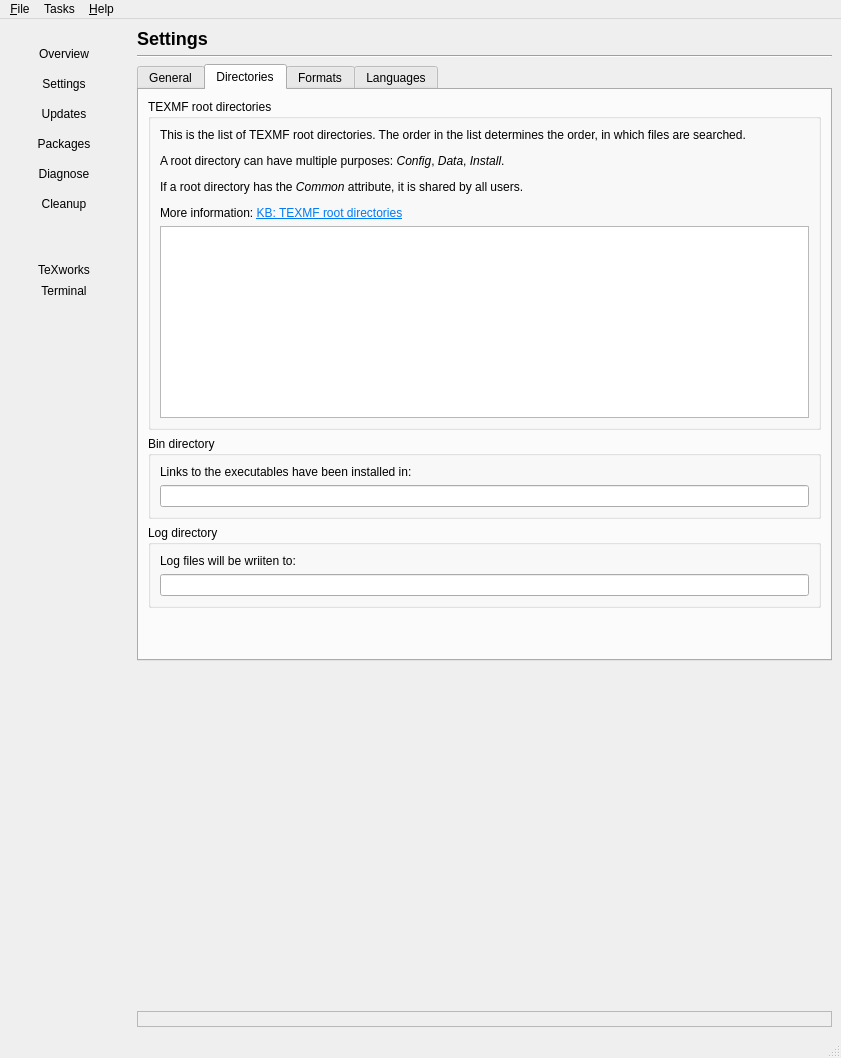
Old version of the form Programs/MiKTeX/Console/Qt/mainwindow.ui in the repository MiKTeX/miktex.
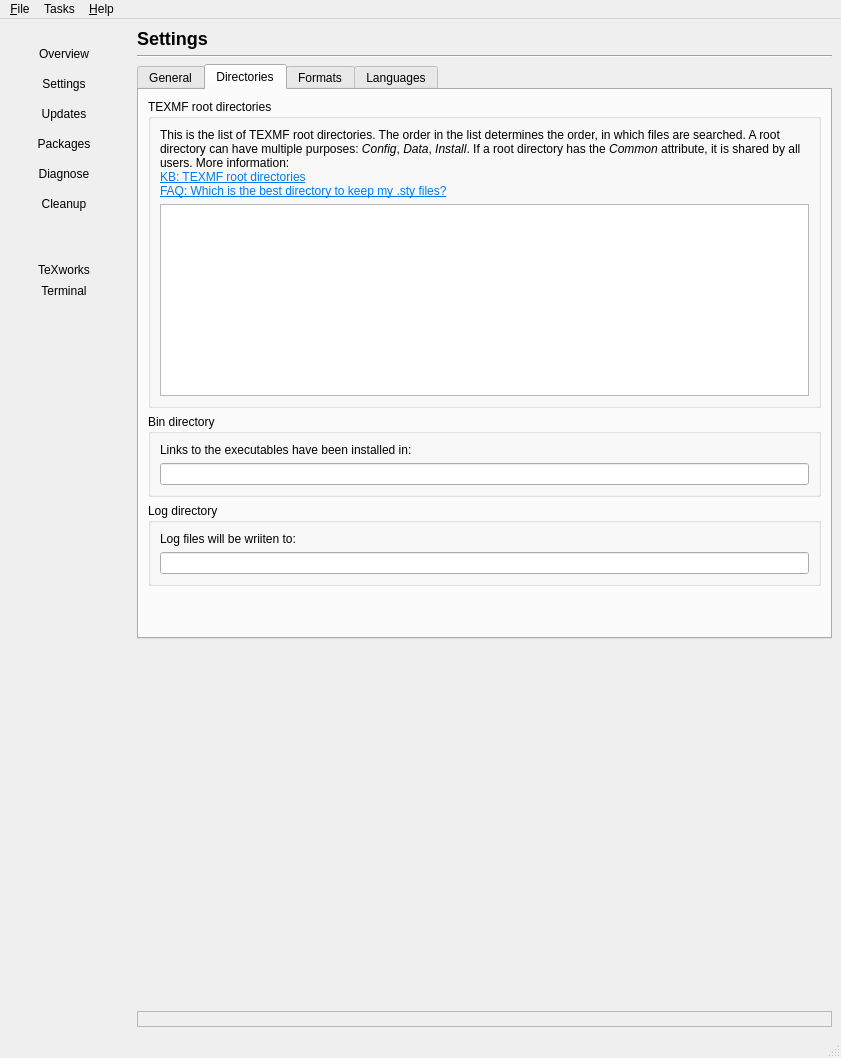
New version of the form. The open tabs and pages were chosen to show the change. Icons and pictures are not drawn.

Commit message: Link to FAQ

The edit to the form file:
```diff
--- a/Programs/MiKTeX/Console/Qt/mainwindow.ui
+++ b/Programs/MiKTeX/Console/Qt/mainwindow.ui
@@ -1101,7 +1101,7 @@
                   <item>
                    <widget class="QLabel" name="label_14">
                     <property name="text">
-                     <string>&lt;html&gt;&lt;head/&gt;&lt;body&gt;&lt;p&gt;This is the list of TEXMF root directories. The order in the list determines the order, in which files are searched.&lt;/p&gt;&lt;p&gt;A root directory can have multiple purposes: &lt;span style=&quot; font-style:italic;&quot;&gt;Config&lt;/span&gt;, &lt;span style=&quot; font-style:italic;&quot;&gt;Data&lt;/span&gt;, &lt;span style=&quot; font-style:italic;&quot;&gt;Install&lt;/span&gt;.&lt;/p&gt;&lt;p&gt;If a root directory has the &lt;span style=&quot; font-style:italic;&quot;&gt;Common&lt;/span&gt; attribute, it is shared by all users.&lt;/p&gt;&lt;p&gt;More information: &lt;a href=&quot;https://miktex.org/kb/texmf-roots&quot;&gt;&lt;span style=&quot; text-decoration: underline; color:#007af4;&quot;&gt;KB: TEXMF root directories&lt;/span&gt;&lt;/a&gt;&lt;/p&gt;&lt;/body&gt;&lt;/html&gt;</string>
+                     <string>&lt;html&gt;&lt;head/&gt;&lt;body&gt;&lt;p&gt;This is the list of TEXMF root directories. The order in the list determines the order, in which files are searched. A root directory can have multiple purposes: &lt;span style=&quot; font-style:italic;&quot;&gt;Config&lt;/span&gt;, &lt;span style=&quot; font-style:italic;&quot;&gt;Data&lt;/span&gt;, &lt;span style=&quot; font-style:italic;&quot;&gt;Install&lt;/span&gt;. If a root directory has the &lt;span style=&quot; font-style:italic;&quot;&gt;Common&lt;/span&gt; attribute, it is shared by all users. More information:&lt;br/&gt;&lt;a href=&quot;https://miktex.org/kb/texmf-roots&quot;&gt;&lt;span style=&quot; text-decoration: underline; color:#007af4;&quot;&gt;KB: TEXMF root directories&lt;/span&gt;&lt;/a&gt;&lt;br/&gt;&lt;a href=&quot;https://miktex.org/faq/local-additions&quot;&gt;&lt;span style=&quot; text-decoration: underline; color:#007af4;&quot;&gt;FAQ: Which is the best directory to keep my .sty files?&lt;/span&gt;&lt;/a&gt;&lt;/p&gt;&lt;/body&gt;&lt;/html&gt;</string>
                     </property>
                     <property name="wordWrap">
                      <bool>true</bool>
```
Left out of the diff: 4 changed lines with no effect on the pictures. The commit also changes 1 other file.
